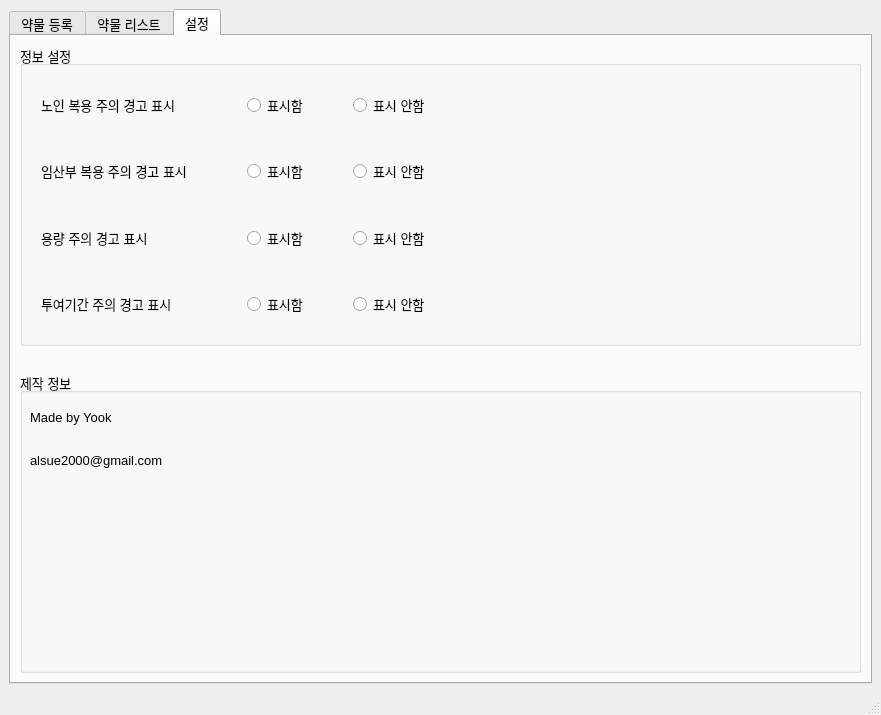
Old version of the form project_drugsearch.ui in the repository codepam2020/pyp1.
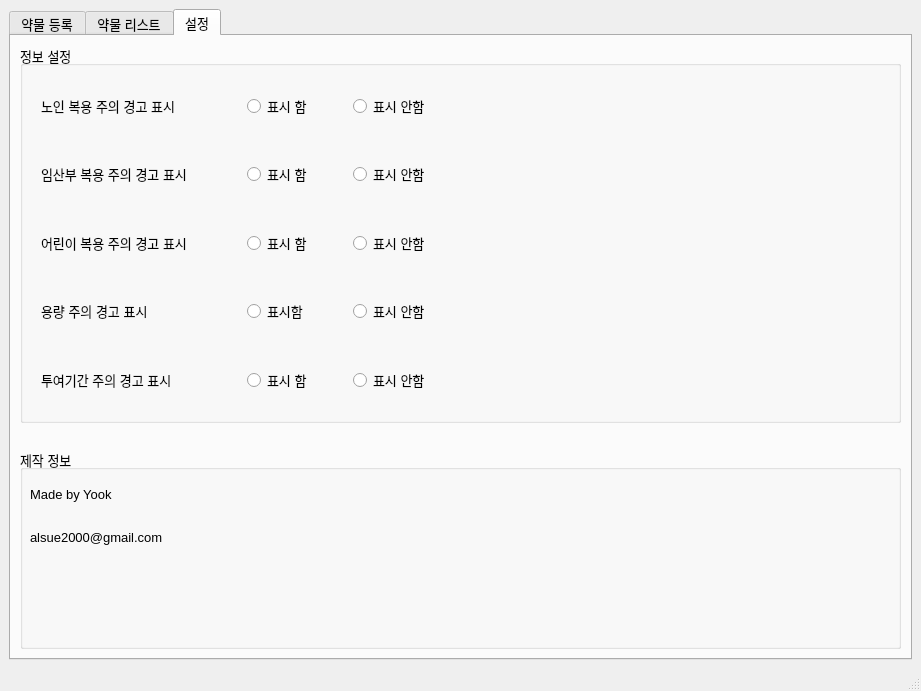
New version of the form. The open tabs and pages were chosen to show the change.

What changed in the file:
```diff
--- a/project_drugsearch.ui
+++ b/project_drugsearch.ui
@@ -6,8 +6,8 @@
    <rect>
     <x>0</x>
     <y>0</y>
-    <width>881</width>
-    <height>715</height>
+    <width>921</width>
+    <height>691</height>
    </rect>
   </property>
   <property name="windowTitle">
@@ -569,6 +569,24 @@
            <layout class="QGridLayout" name="gridLayout_10">
             <item row="0" column="0">
              <widget class="QGroupBox" name="groupBox_6">
+              <property name="sizePolicy">
+               <sizepolicy hsizetype="Preferred" vsizetype="Fixed">
+                <horstretch>0</horstretch>
+                <verstretch>0</verstretch>
+               </sizepolicy>
+              </property>
+              <property name="minimumSize">
+               <size>
+                <width>0</width>
+                <height>200</height>
+               </size>
+              </property>
+              <property name="maximumSize">
+               <size>
+                <width>16777215</width>
+                <height>200</height>
+               </size>
+              </property>
               <property name="font">
                <font>
                 <pointsize>10</pointsize>
@@ -611,6 +629,12 @@
            <layout class="QGridLayout" name="gridLayout_12">
             <item row="0" column="0">
              <widget class="QGroupBox" name="groupBox_7">
+              <property name="sizePolicy">
+               <sizepolicy hsizetype="Preferred" vsizetype="Expanding">
+                <horstretch>0</horstretch>
+                <verstretch>0</verstretch>
+               </sizepolicy>
+              </property>
               <property name="font">
                <font>
                 <pointsize>10</pointsize>
@@ -673,7 +697,7 @@
                          </size>
                         </property>
                         <property name="text">
-                         <string>표시함</string>
+                         <string>표시 함</string>
                         </property>
                        </widget>
                       </item>
@@ -771,7 +795,7 @@
                          </size>
                         </property>
                         <property name="text">
-                         <string>표시함</string>
+                         <string>표시 함</string>
                         </property>
                        </widget>
                       </item>
@@ -818,6 +842,104 @@
                    </item>
                   </layout>
                  </item>
+                 <item>
+                  <layout class="QHBoxLayout" name="horizontalLayout_2">
+                   <item>
+                    <widget class="QWidget" name="widget_4" native="true">
+                     <layout class="QHBoxLayout" name="horizontalLayout_9">
+                      <item>
+                       <widget class="QLabel" name="label_7">
+                        <property name="sizePolicy">
+                         <sizepolicy hsizetype="Fixed" vsizetype="Fixed">
+                          <horstretch>0</horstretch>
+                          <verstretch>0</verstretch>
+                         </sizepolicy>
+                        </property>
+                        <property name="minimumSize">
+                         <size>
+                          <width>200</width>
+                          <height>0</height>
+                         </size>
+                        </property>
+                        <property name="maximumSize">
+                         <size>
+                          <width>200</width>
+                          <height>16777215</height>
+                         </size>
+                        </property>
+                        <property name="text">
+                         <string>어린이 복용 주의 경고 표시</string>
+                        </property>
+                       </widget>
+                      </item>
+                      <item>
+                       <widget class="QRadioButton" name="radioKidTrue">
+                        <property name="sizePolicy">
+                         <sizepolicy hsizetype="Fixed" vsizetype="Fixed">
+                          <horstretch>0</horstretch>
+                          <verstretch>0</verstretch>
+                         </sizepolicy>
+                        </property>
+                        <property name="minimumSize">
+                         <size>
+                          <width>100</width>
+                          <height>0</height>
+                         </size>
+                        </property>
+                        <property name="maximumSize">
+                         <size>
+                          <width>100</width>
+                          <height>16777215</height>
+                         </size>
+                        </property>
+                        <property name="text">
+                         <string>표시 함</string>
+                        </property>
+                       </widget>
+                      </item>
+                      <item>
+                       <widget class="QRadioButton" name="radioKidFalse">
+                        <property name="sizePolicy">
+                         <sizepolicy hsizetype="Fixed" vsizetype="Fixed">
+                          <horstretch>0</horstretch>
+                          <verstretch>0</verstretch>
+                         </sizepolicy>
+                        </property>
+                        <property name="minimumSize">
+                         <size>
+                          <width>100</width>
+                          <height>0</height>
+                         </size>
+                        </property>
+                        <property name="maximumSize">
+                         <size>
+                          <width>100</width>
+                          <height>16777215</height>
+                         </size>
+                        </property>
+                        <property name="text">
+                         <string>표시 안함</string>
+                        </property>
+                       </widget>
+                      </item>
+                     </layout>
+                    </widget>
+                   </item>
+                   <item>
+                    <spacer name="horizontalSpacer_7">
+                     <property name="orientation">
+                      <enum>Qt::Horizontal</enum>
+                     </property>
+                     <property name="sizeHint" stdset="0">
+                      <size>
+                       <width>40</width>
+                       <height>20</height>
+                      </size>
+                     </property>
+                    </spacer>
+                   </item>
+                  </layout>
+                 </item>
                  <item>
                   <layout class="QHBoxLayout" name="horizontalLayout_3">
                    <item>
@@ -967,7 +1089,7 @@
                          </size>
                         </property>
                         <property name="text">
-                         <string>표시함</string>
+                         <string>표시 함</string>
                         </property>
                        </widget>
                       </item>
```
Left out of the diff: 101 changed lines with no effect on the pictures.
